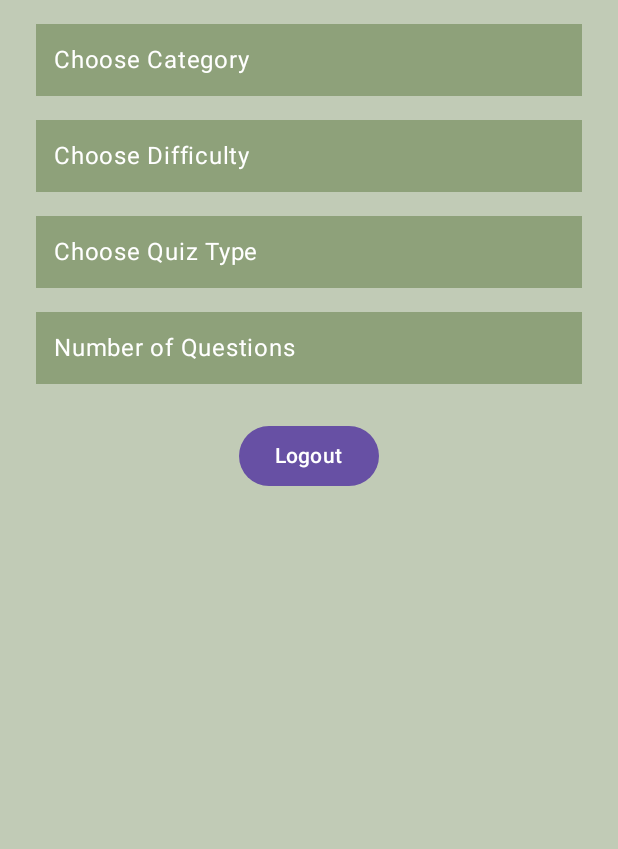
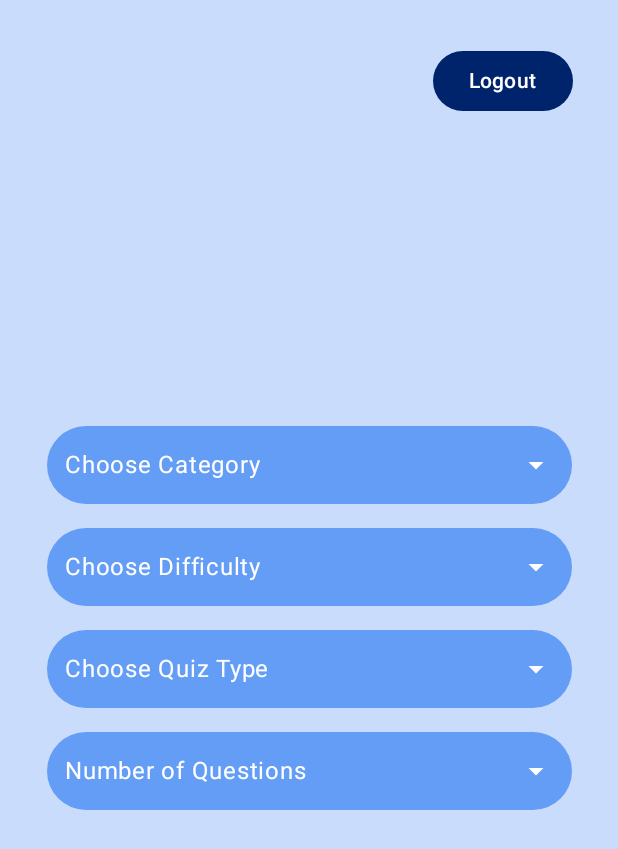
Before and after one commit to muhammadkhasanboev/AppWriteProj, an Android app built with Jetpack Compose: the screen it shows after launch (MainActivity), on a phone screen of 412 x 824 dp. Shown: the top 849 px of the screen. Run offline under Robolectric (Android 15) with nearby library versions, the phone set to English and light mode, and no system bars; 6 statements that could not run were skipped.

Commit message:
logout button place changed

```diff
--- a/app/src/main/java/io/appwrite/starterkit/MainActivity.kt
+++ b/app/src/main/java/io/appwrite/starterkit/MainActivity.kt
@@ -7,8 +7,12 @@ import androidx.activity.compose.setContent
 import androidx.compose.foundation.background
 import androidx.compose.foundation.clickable
 import androidx.compose.foundation.layout.*
+import androidx.compose.foundation.shape.RoundedCornerShape
+import androidx.compose.material.icons.Icons
+import androidx.compose.material.icons.filled.ArrowDropDown
 import androidx.compose.material3.*
 import androidx.compose.runtime.*
+import androidx.compose.runtime.saveable.rememberSaveable
 import androidx.compose.ui.Alignment
 import androidx.compose.ui.Modifier
 import androidx.compose.ui.graphics.Color
@@ -20,15 +24,7 @@ import io.appwrite.starterkit.data.models.Category
 import kotlinx.coroutines.Dispatchers
 import kotlinx.coroutines.launch
 
-
-
-
-
 class MainActivity : ComponentActivity() {
-    val MyCustomColor = Color(0xFF8EA17A)
-
-    private lateinit var account: Account
-
     override fun onCreate(savedInstanceState: Bundle?) {
         super.onCreate(savedInstanceState)
 
@@ -37,7 +33,7 @@ class MainActivity : ComponentActivity() {
             .setEndpoint("https://fra.cloud.appwrite.io/v1")
             .setProject("686f662d00384d0a13b9")
 
-        account = Account(client)
+        val account = Account(client)
 
         setContent {
             MaterialTheme {
@@ -85,14 +81,39 @@ fun MainScreen(account: Account, onLogout: () -> Unit) {
     var selectedQuizType by remember { mutableStateOf<Category?>(null) }
     var selectedQuestionCount by remember { mutableStateOf<Category?>(null) }
 
-    Column(
+    Box(
         modifier = Modifier
             .fillMaxSize()
-            .background(Color(0xFFC1CBB6)),
+            .background(Color(0xFFCADCFC))
+    ) {
+        // Logout Button at Top End
+        Button(
+            onClick = {
+                coroutineScope.launch(Dispatchers.IO) {
+                    try {
+                        account.deleteSession("current")
+                        onLogout()
+                    } catch (e: AppwriteException) {
+                        // Optionally handle error
+                    }
+                }
+            },
+            modifier = Modifier
+                .align(Alignment.TopEnd)
+                .padding(30.dp),
+            colors = ButtonDefaults.buttonColors(
+                containerColor = Color(0xFF00246B), // dark blue background
+                contentColor = Color.White // white text
+            )
+        ) {
+            Text("Logout")
+        }
+
+        // Main Content (Spinners)
+        Column(
+            modifier = Modifier.align(Alignment.Center),
             horizontalAlignment = Alignment.CenterHorizontally
         ) {
-        Spacer(modifier = Modifier.height(16.dp))
-
             CategoryDropdown(
                 label = "Choose Category",
                 categories = categories,
@@ -123,24 +144,10 @@ fun MainScreen(account: Account, onLogout: () -> Unit) {
                 selected = selectedQuestionCount,
                 onSelected = { selectedQuestionCount = it }
             )
-        Spacer(modifier = Modifier.height(24.dp))
-
-        Button(onClick = {
-            coroutineScope.launch(Dispatchers.IO) {
-                try {
-                    account.deleteSession("current")
-                    onLogout()
-                } catch (e: AppwriteException) {
-                    // Optionally handle error
-                }
-            }
-        }) {
-            Text("Logout")
         }
     }
 }
 
-// Generic Dropdown Composable
 @Composable
 fun CategoryDropdown(
     label: String,
@@ -152,15 +159,24 @@ fun CategoryDropdown(
 
     Box(
         modifier = Modifier
-            .fillMaxWidth()
-            .padding(horizontal = 24.dp)
-            .background(Color(0xFF8EA17A))
+            .fillMaxWidth(0.85f)
+            .background(Color(0xFF649DF5), shape = RoundedCornerShape(30.dp))
             .clickable { expanded = true }
-            .padding(12.dp)
+            .padding(horizontal = 12.dp, vertical = 14.dp)
     ) {
-        Text(text = selected?.name ?: label, color=Color.White)
+        Row(
+            modifier = Modifier.fillMaxWidth(),
+            horizontalArrangement = Arrangement.SpaceBetween,
+            verticalAlignment = Alignment.CenterVertically
+        ) {
+            Text(text = selected?.name ?: label, color = Color.White)
+            Icon(Icons.Default.ArrowDropDown, contentDescription = null, tint = Color.White)
+        }
 
-        DropdownMenu(expanded = expanded, onDismissRequest = { expanded = false }) {
+        DropdownMenu(
+            expanded = expanded,
+            onDismissRequest = { expanded = false }
+        ) {
             categories.forEach { category ->
                 DropdownMenuItem(
                     text = { Text(category.name) },
```
Lines whose indentation alone changed are shown as unchanged.
